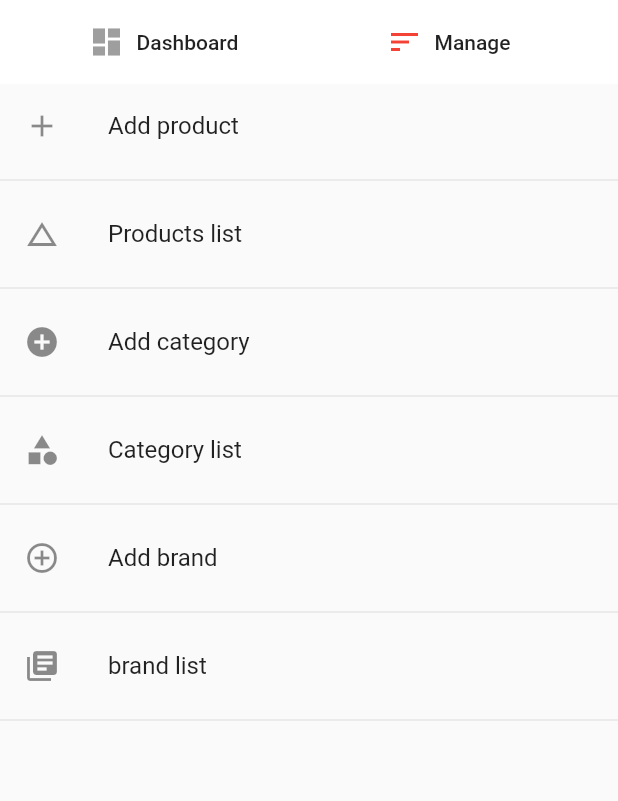
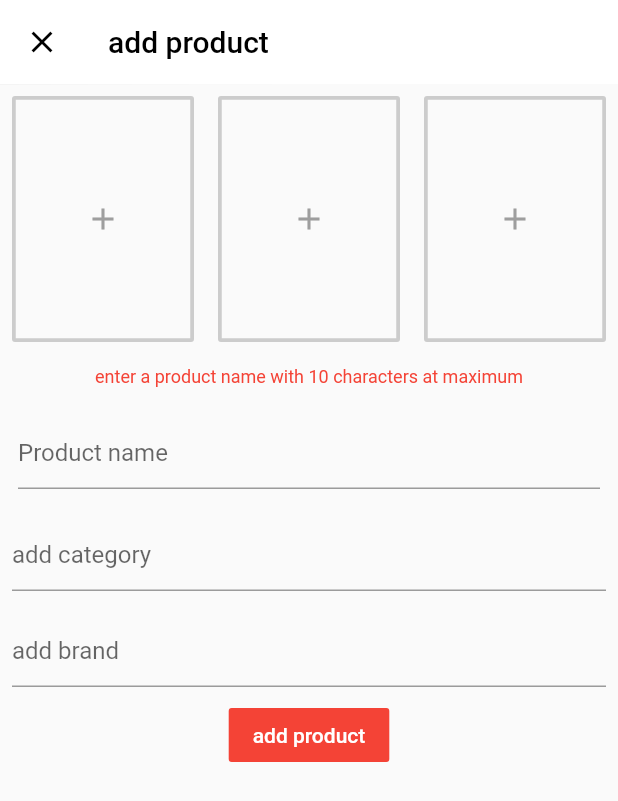
Before and after one commit to Santos-Enoque/admin_side_flutter_ecommerce_app, a Flutter app: the screen it shows after launch, after a tap on "Manage", after a tap on "Add product", on a phone screen of 412 x 824 dp. Shown: the top 801 px of the screen. Run offline on Flutter 3.47's test engine with Material 2 defaults, Android fonts, the phone set to English and light mode, and no system bars; drawn by our look-alikes of flutter_typeahead; our stand-ins replace cloud_firestore, fluttertoast; accounts and stored records are empty; statements that could not run were skipped.

Commit message:
categories

```diff
--- a/lib/db/brand.dart
+++ b/lib/db/brand.dart
@@ -1,13 +1,24 @@
 import 'package:cloud_firestore/cloud_firestore.dart';
 import 'package:uuid/uuid.dart';
-
+import 'dart:convert';
 class BrandService{
   Firestore _firestore = Firestore.instance;
+  String ref = 'brands';
 
   void createBrand(String name){
     var id = Uuid();
     String brandId = id.v1();
 
-    _firestore.collection('brands').document(brandId).setData({'brand': name});
+    _firestore.collection(ref).document(brandId).setData({'brand': name});
   }
+
+  Future<List<DocumentSnapshot>> getBrands() => _firestore.collection(ref).getDocuments().then((snaps){
+      print(snaps.documents.length);
+      return snaps.documents;
+    });
+
+  Future<List<DocumentSnapshot>> getSuggestions(String suggestion) =>
+      _firestore.collection(ref).where('brand', isEqualTo: suggestion).getDocuments().then((snap){
+        return snap.documents;
+      });
 }
--- a/lib/db/category.dart
+++ b/lib/db/category.dart
@@ -1,13 +1,26 @@
 import 'package:cloud_firestore/cloud_firestore.dart';
 import 'package:uuid/uuid.dart';
 
-class CategoryService{
+class CategoryService {
   Firestore _firestore = Firestore.instance;
+  String ref = 'categories';
 
-  void createCategory(String name){
-  var id = Uuid();
-  String categoryId = id.v1();
+  void createCategory(String name) {
+    var id = Uuid();
+    String categoryId = id.v1();
 
-    _firestore.collection('categories').document(categoryId).setData({'category': name});
+    _firestore.collection(ref).document(categoryId).setData({'category': name});
   }
+
+  Future<List<DocumentSnapshot>> getCategories() =>
+      _firestore.collection(ref).getDocuments().then((snaps) {
+        return snaps.documents;
+      });
+
+
+  Future<List<DocumentSnapshot>> getSuggestions(String suggestion) =>
+      _firestore.collection(ref).where('category', isEqualTo: suggestion).getDocuments().then((snap){
+        return snap.documents;
+      });
+
 }
--- /dev/null
+++ b/lib/screens/add_product.dart
@@ -0,0 +1,224 @@
+import 'package:flutter/material.dart';
+import 'package:cloud_firestore/cloud_firestore.dart';
+import '../db/category.dart';
+import '../db/brand.dart';
+import 'package:flutter_typeahead/flutter_typeahead.dart';
+
+
+class AddProduct extends StatefulWidget {
+  @override
+  _AddProductState createState() => _AddProductState();
+}
+
+class _AddProductState extends State<AddProduct> {
+  CategoryService _categoryService = CategoryService();
+  BrandService _brandService = BrandService();
+  GlobalKey<FormState> _formKey = GlobalKey<FormState>();
+  TextEditingController productNameController = TextEditingController();
+  List<DocumentSnapshot> brands = <DocumentSnapshot>[];
+  List<DocumentSnapshot> categories = <DocumentSnapshot>[];
+  List<DropdownMenuItem<String>> categoriesDropDown = <DropdownMenuItem<String>>[];
+  List<DropdownMenuItem<String>> brandsDropDown = <DropdownMenuItem<String>>[];
+  String _currentCategory;
+  String _currentBrand;
+  Color white = Colors.white;
+  Color black = Colors.black;
+  Color grey = Colors.grey;
+  Color red = Colors.red;
+
+
+
+
+
+  @override
+  void initState() {
+    _getCategories();
+//    _getBrands();
+    categoriesDropDown = getCategoriesDropdown();
+  }
+
+ getCategoriesDropdown(){
+    List<DropdownMenuItem<String>> items = new List();
+    for(int i = 0; i < categories.length; i++){
+      setState(() {
+        categoriesDropDown.insert(0, DropdownMenuItem(child: Text(categories[i]['category']),
+            value: categories[i]['category']));
+      });
+    }
+    print(items.length);
+  }
+
+  @override
+  Widget build(BuildContext context) {
+    return Scaffold(
+      appBar: AppBar(
+        elevation: 0.1,
+        backgroundColor: white,
+        leading: Icon(Icons.close, color: black,),
+        title: Text("add product", style: TextStyle(color: black),),
+      ),
+      body: Form(
+        key: _formKey,
+        child: SingleChildScrollView(
+          child: Column(
+            children: <Widget>[
+              Row(
+                children: <Widget>[
+                  Expanded(
+                    child: Padding(
+                      padding: const EdgeInsets.all(8.0),
+                      child: OutlineButton(
+                        borderSide: BorderSide(color: grey.withOpacity(0.5), width: 2.5),
+                        onPressed: (){},
+                        child: Padding(
+                          padding: const EdgeInsets.fromLTRB(14, 70, 14, 70),
+                          child: new Icon(Icons.add, color: grey,),
+                        ),
+                      ),
+                    ),
+                  ),
+
+                  Expanded(
+                    child: Padding(
+                      padding: const EdgeInsets.all(8.0),
+                      child: OutlineButton(
+                        borderSide: BorderSide(color: grey.withOpacity(0.5), width: 2.5),
+                        onPressed: (){},
+                        child: Padding(
+                          padding: const EdgeInsets.fromLTRB(14, 70, 14, 70),
+                          child: new Icon(Icons.add, color: grey,),
+                        ),
+                      ),
+                    ),
+                  ),
+
+                  Expanded(
+                    child: Padding(
+                      padding: const EdgeInsets.all(8.0),
+                      child: OutlineButton(
+                        borderSide: BorderSide(color: grey.withOpacity(0.5), width: 2.5),
+                        onPressed: (){},
+                        child: Padding(
+                          padding: const EdgeInsets.fromLTRB(14, 70, 14, 70),
+                          child: new Icon(Icons.add, color: grey,),
+                        ),
+                      ),
+                    ),
+                  ),
+                ],
+              ),
+
+              Padding(
+                padding: const EdgeInsets.all(8.0),
+                child: Text('enter a product name with 10 characters at maximum',textAlign: TextAlign.center ,style: TextStyle(color: red, fontSize: 12),),
+              ),
+
+              Padding(
+                padding: const EdgeInsets.all(12.0),
+                child: TextFormField(
+                  controller: productNameController,
+                  decoration: InputDecoration(
+                    hintText: 'Product name'
+                  ),
+                  validator: (value){
+                    if(value.isEmpty){
+                      return 'You must enter the product name';
+                    }else if(value.length > 10){
+                      return 'Product name cant have more than 10 letters';
+                    }
+                  },
+                ),
+              ),
+
+//              select category
+
+              Visibility(
+                visible: _currentCategory != null || _currentCategory == '',
+                child: Text(_currentCategory ?? "null", style: TextStyle(color: red)),
+              ),
+
+              Padding(
+                padding: const EdgeInsets.all(8.0),
+                child: TypeAheadField(
+                  textFieldConfiguration: TextFieldConfiguration(
+                      autofocus: false,
+                      decoration: InputDecoration(
+                        hintText: 'add category'
+                      )
+                  ),
+                  suggestionsCallback: (pattern) async {
+                    return await _categoryService.getSuggestions(pattern);
+                  },
+                  itemBuilder: (context, suggestion) {
+                    return ListTile(
+                      leading: Icon(Icons.category),
+                      title: Text(suggestion['category']),
+                    );
+                  },
+                  onSuggestionSelected: (suggestion) {
+                    setState(() {
+                      _currentCategory = suggestion['category'];
+                    });
+                  },
+                ),
+              ),
+
+//            select brand
+
+              Visibility(
+                visible: _currentBrand != null || _currentBrand == '',
+                child: Text(_currentBrand ?? "null", style: TextStyle(color: red)),
+              ),
+
+              Padding(
+                padding: const EdgeInsets.all(8.0),
+                child: TypeAheadField(
+                  textFieldConfiguration: TextFieldConfiguration(
+                      autofocus: false,
+                      decoration: InputDecoration(
+                          hintText: 'add brand'
+                      )
+                  ),
+                  suggestionsCallback: (pattern) async {
+                    return await _brandService.getSuggestions(pattern);
+                  },
+                  itemBuilder: (context, suggestion) {
+                    return ListTile(
+                      leading: Icon(Icons.category),
+                      title: Text(suggestion['brand']),
+                    );
+                  },
+                  onSuggestionSelected: (suggestion) {
+                    setState(() {
+                      _currentBrand = suggestion['brand'];
+                    });
+                  },
+                ),
+              ),
+
+              FlatButton(
+                color: red,
+                textColor: white,
+                child: Text('add product'),
+                onPressed: (){},
+              )
+            ],
+          ),
+        ),
+      ),
+    );
+  }
+
+   _getCategories() async{
+    List<DocumentSnapshot> data = await _categoryService.getCategories();
+    print(data.length);
+    setState(() {
+      categories = data;
+      print(categories.length);
+    });
+   }
+
+  changeSelectedCategory(String selectedCategory) {
+    setState(() => _currentCategory = selectedCategory);
+  }
+}
--- a/lib/screens/admin.dart
+++ b/lib/screens/admin.dart
@@ -1,5 +1,6 @@
 import 'package:flutter/material.dart';
 import 'package:fluttertoast/fluttertoast.dart';
+import 'package:shop_app_admin/screens/add_product.dart';
 import '../db/category.dart';
 import '../db/brand.dart';
 
@@ -190,7 +191,9 @@ class _AdminState extends State<Admin> {
             ListTile(
               leading: Icon(Icons.add),
               title: Text("Add product"),
-              onTap: () {},
+              onTap: () {
+                Navigator.push(context, MaterialPageRoute(builder: (_) => AddProduct()));
+              },
             ),
             Divider(),
             ListTile(
@@ -224,7 +227,9 @@ class _AdminState extends State<Admin> {
             ListTile(
               leading: Icon(Icons.library_books),
               title: Text("brand list"),
-              onTap: () {},
+              onTap: () {
+                _brandService.getBrands();
+              },
             ),
             Divider(),
           ],
--- /dev/null
+++ b/lib/utils/colors_util.dart
@@ -0,0 +1,4 @@
+
+class ColorsUtil{
+
+}
--- a/pubspec.yaml
+++ b/pubspec.yaml
@@ -39,7 +39,8 @@ dev_dependencies:
   intl: ^0.15.7
   uuid:
   firebase_database:
-
+  flutter_search_panel: ^1.0.1
+  flutter_typeahead: ^1.4.0
 
 # For information on the generic Dart part of this file, see the
 # following page: https://www.dartlang.org/tools/pub/pubspec
```
Also changed, not shown: pubspec.lock, 1 other file.
